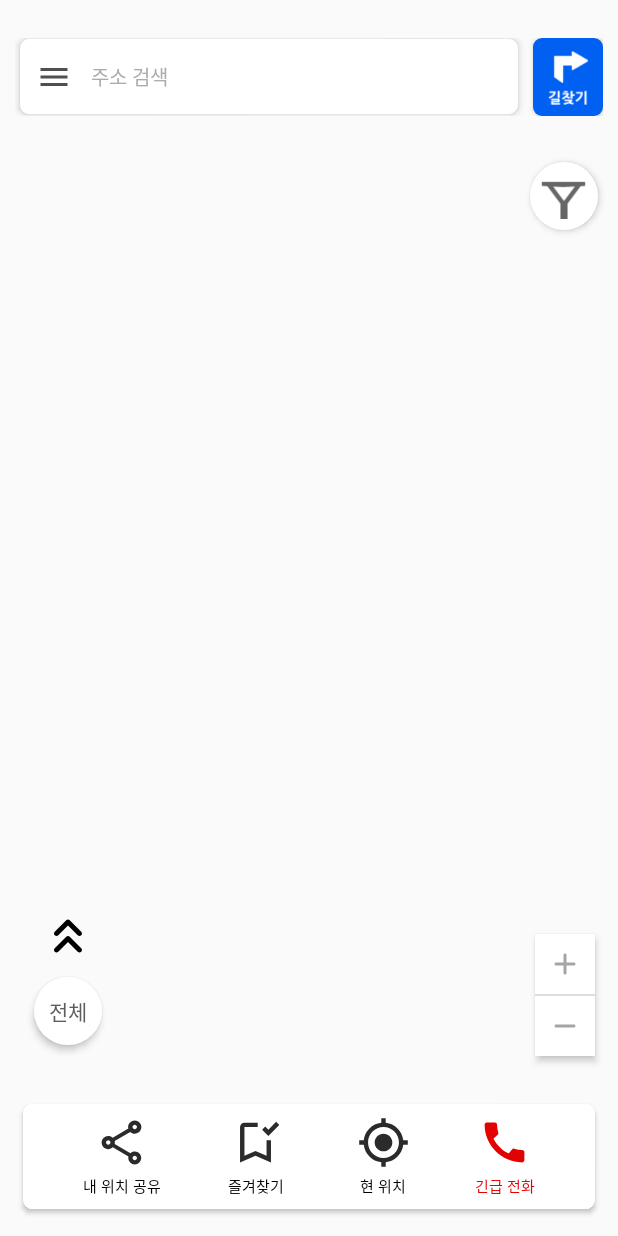
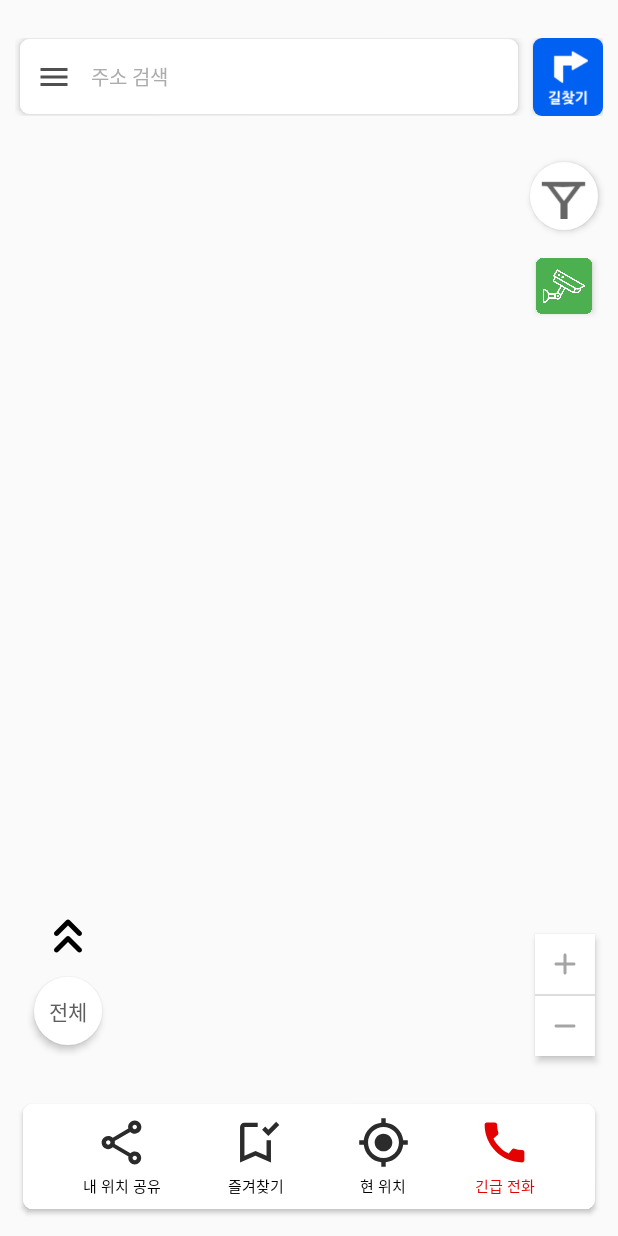
Before and after one commit to With-Us-Earth/GG-Map, an Android app: the screen it shows after launch (MainActivity), on a phone screen of 412 x 824 dp. Run offline under Robolectric (Android 15) with nearby library versions, the phone set to English and light mode, and no system bars; our stand-ins replace Firebase (no records; nobody signed in at launch, a user with empty details on screens opened directly); libraries missing offline, so code that uses them is left out: com.skt; 8 statements that could not run were skipped.

Commit message:
add SungBookCCTV

```diff
--- a/app/src/main/java/com/example/ggmap/MainActivity.java
+++ b/app/src/main/java/com/example/ggmap/MainActivity.java
@@ -65,6 +65,10 @@ import com.skt.Tmap.TMapTapi;
 import com.skt.Tmap.TMapView;
 import com.skt.Tmap.poi_item.TMapPOIItem;
 
+import db.DataBaseHelper;
+import android.database.Cursor;
+import android.database.sqlite.SQLiteDatabase;
+
 import java.util.ArrayList;
 import java.util.Arrays;
 import java.util.List;
@@ -74,6 +78,9 @@ public class MainActivity extends AppCompatActivity {
     private TMapView tMapView;
     private LocationManager locationManager;
     private ActivityResultLauncher<String[]> locationPermissionRequest;
+    private boolean cctvButton = false;
+    private final ArrayList<SungBookCCTV> sungbookCCTVArrayList = new ArrayList<>();
+    private final ArrayList<TMapMarkerItem> markerCCTVItems = new ArrayList<>();
 
     boolean keep = true;
     private final Runnable runner = new Runnable() {
@@ -161,6 +168,44 @@ public class MainActivity extends AppCompatActivity {
             }
         });
 
+        //====================
+        findViewById(R.id.btn_cctv).setOnClickListener(new View.OnClickListener() {
+            @Override
+            public void onClick(View v) {
+                int a = 0;
+                Bitmap cctvBitmap = BitmapFactory.decodeResource(getResources(), R.drawable.icon_cctv);
+
+                if (cctvButton) {
+                    cctvButton = false;
+                    for (SungBookCCTV sungBookCCTV : sungbookCCTVArrayList) {
+                        markerCCTVItems.clear();
+                        tMapView.removeMarkerItem("sbCCTVLocation" + a);
+                        a++;
+                    }
+                } else {
+                    cctvButton = true;
+                    for (SungBookCCTV sungBookCCTV : sungbookCCTVArrayList) {
+                        double lat = sungBookCCTV.getLatitude();      // 위도
+                        double lon = sungBookCCTV.getLongitude();     // 경도
+
+                        // TMapPoint
+                        markerCCTVItems.add(new TMapMarkerItem());
+                        TMapPoint tMapPoint = new TMapPoint(lat, lon);
+
+                        markerCCTVItems.get(a).setIcon(cctvBitmap);                 // bitmap를 Marker icon으로 사용
+                        markerCCTVItems.get(a).setPosition(0.5f, 1.0f);  // Marker img의 position
+                        markerCCTVItems.get(a).setTMapPoint(tMapPoint);         // Marker의 위치
+
+                        // id로 Marker을 식별
+                        tMapView.addMarkerItem("sbCCTVLocation" + a, markerCCTVItems.get(a));
+                        a++;
+                    }
+                }
+            }
+        });
+
+        //====================
+
 
         locationManager = (LocationManager) getSystemService(Context.LOCATION_SERVICE);
 
@@ -233,30 +278,39 @@ public class MainActivity extends AppCompatActivity {
 
     } // end of onCreate()
 
+
+    //==============요기도
+    FirebaseDatabase cctvDatabase = FirebaseDatabase.getInstance("https://gg-map-21058-f020f.firebaseio.com/");
+    DatabaseReference cctvReference = cctvDatabase.getReference().child("성북구").addValueEventListener(new ValueEventListener() {
+                @Override
+                public void onDataChange(@NonNull DataSnapshot snapshot) {
+                    int a = 0;
+                    for (DataSnapshot dataSnapshot : snapshot.getChildren()) {
+                        SungBookCCTV sungBookCCTV = dataSnapshot.getValue(SungBookCCTV.class);
+                        sungbookCCTVArrayList.add(sungBookCCTV);
+                    }
+                }
+
+                @Override
+                public void onCancelled(@NonNull DatabaseError error) {
+
+                }
+            });
+
+//    cctvReference.child("성북구").addValueEventListener(valueEventListener);
+//
+//    FirebaseDatabase cctvDatabase = FirebaseDatabase.getInstance("https://gg-map-21058-f020f.firebaseio.com/");
+//    cctvDatabase.getReference().addValueEventListener(new ValueEventListener() {
+//    })
+
+    //??
     private final ValueEventListener valueEventListener = new ValueEventListener() {
         @Override
         public void onDataChange(@NonNull DataSnapshot snapshot) {
-            Bitmap lightBitmap = BitmapFactory.decodeResource(getResources(), R.drawable.streetlight);
-            for (DataSnapshot dataSnapshot: snapshot.getChildren()) {
-
-                int a=0;
-                //GwangjinStreetLight gwangjinStreetLight = snapshot.getValue(GwangjinStreetLight.class);
-                System.out.println(dataSnapshot.getValue());/*
-                double lat = gwangjinStreetLight.getLatitude();      // 위도
-                double lon = gwangjinStreetLight.getLongitude();     // 경도
-
-                // TMapPoint
-                TMapPoint tMapPoint = new TMapPoint(lat, lon);
-                TMapMarkerItem tMapMarkerItem = new TMapMarkerItem();
-
-                tMapMarkerItem.setIcon(lightBitmap);                 // bitmap를 Marker icon으로 사용
-                tMapMarkerItem.setPosition(0.5f, 1.0f);  // Marker img의 position
-                tMapMarkerItem.setTMapPoint(tMapPoint);         // Marker의 위치
-
-                // add Marker on T Map View
-                // id로 Marker을 식별
-                tMapView.addMarkerItem("gjStreetLightsLocation" + a, tMapMarkerItem);
-                a++;*/
+            int a = 0;
+            for (DataSnapshot dataSnapshot : snapshot.getChildren()) {
+                SungBookCCTV sungBookCCTV = dataSnapshot.getValue(SungBookCCTV.class);
+                sungbookCCTVArrayList.add(sungBookCCTV);
             }
         }
 
@@ -265,6 +319,8 @@ public class MainActivity extends AppCompatActivity {
 
         }
     };
+
+    //==================
 
     public void getMyLocation() {
         if (ActivityCompat.checkSelfPermission(getApplicationContext(), Manifest.permission.ACCESS_FINE_LOCATION)
@@ -310,6 +366,8 @@ public class MainActivity extends AppCompatActivity {
         }
     };
 
+
+
     @Override
     public boolean onCreateOptionsMenu(@NonNull Menu menu) {
         getMenuInflater().inflate(R.menu.drawer_menu, menu);
--- a/app/src/main/res/layout/activity_main.xml
+++ b/app/src/main/res/layout/activity_main.xml
@@ -106,6 +106,30 @@
                     android:scaleType="fitCenter"
                     android:src="@drawable/icon_light"
                     android:text="전체"
+                    android:textColor="#5E5E5E" />
+
+            </LinearLayout>
+
+            <LinearLayout
+                android:layout_width="wrap_content"
+                android:layout_height="wrap_content"
+                android:layout_gravity="end|top"
+                android:layout_marginTop="160dp"
+                android:layout_marginEnd="5dp"
+                android:background="#00FFFFFF"
+                android:elevation="3dp"
+                android:orientation="vertical">
+
+                <ImageButton
+                    android:id="@+id/btn_cctv"
+                    android:layout_width="45dp"
+                    android:layout_height="45dp"
+                    android:padding="3dp"
+                    android:layout_margin="8dp"
+                    android:elevation="3dp"
+                    android:gravity="center"
+                    android:scaleType="fitCenter"
+                    android:src="@drawable/icon_cctv_green"
                     android:textColor="#5E5E5E" />
 
             </LinearLayout>
```
Also changed, not shown: app/src/main/java/com/example/ggmap/SungBookCCTV.java (added, +26 -0 lines), app/src/main/java/db/DataBaseHelper.java (added, +94 -0 lines), app/src/main/assets/cctv.db (added), app/src/main/res/drawable/icon_cctv.png (added), app/src/main/res/drawable/icon_cctv_green.png (added).
